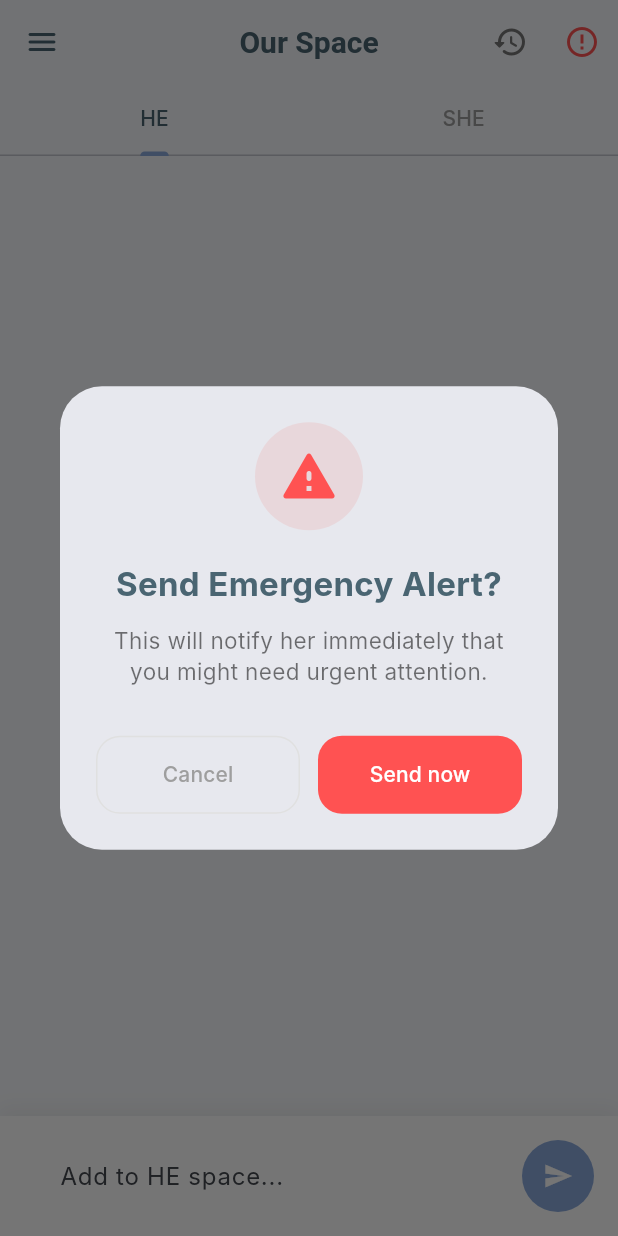
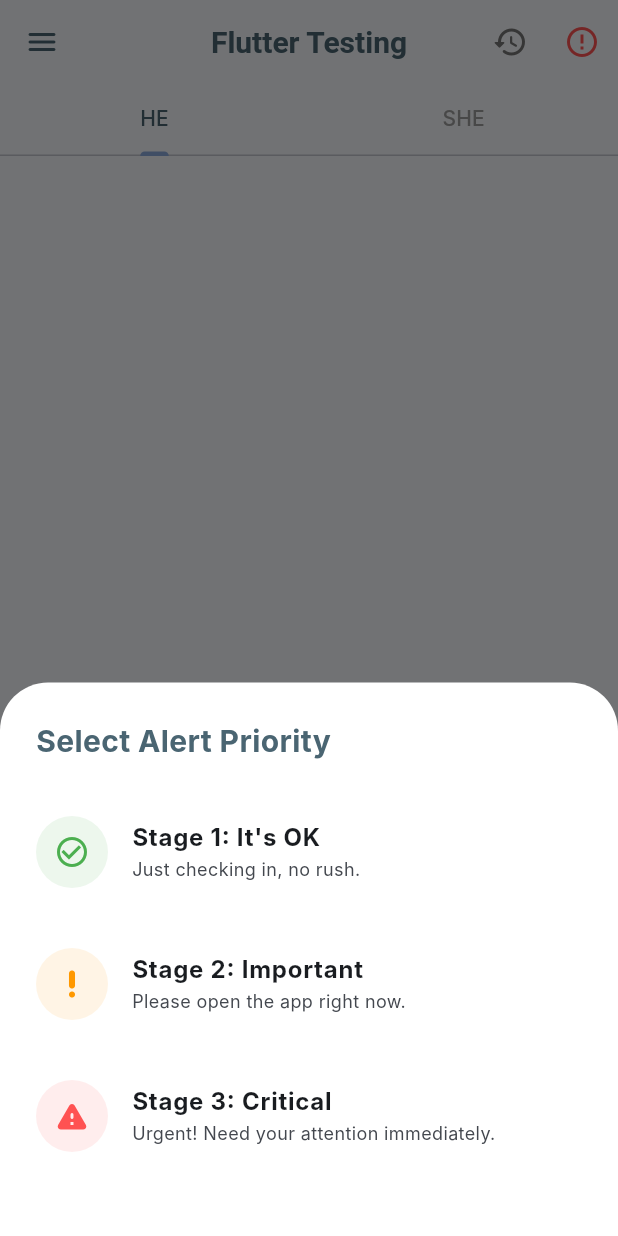
Before and after one commit to Aarif-work/talk, a Flutter app: the HomePage screen opened directly, after a tap on the "error outline" icon, on a phone screen of 412 x 824 dp. Run offline on Flutter 3.47's test engine with Material 3 defaults, Android fonts, the phone set to English and light mode, and no system bars; our stand-ins replace cloud_firestore, firebase_auth, firebase_core, firebase_messaging, flutter_local_notifications, image_picker and 1 more; accounts and stored records are empty; Roboto replaces fonts that are missing (Inter).

Commit message:
alart stage 3

```diff
--- a/lib/app_drawer.dart
+++ b/lib/app_drawer.dart
@@ -20,10 +20,10 @@ class AppDrawer extends StatelessWidget {
             ),
             currentAccountPicture: const CircleAvatar(
               backgroundColor: Colors.white,
-              child: Icon(Icons.favorite_rounded, color: Color(0xFF8BAADD), size: 32),
+              child: Icon(Icons.bug_report_rounded, color: Color(0xFF8BAADD), size: 32),
             ),
             accountName: const Text(
-              'Our Secret Space',
+              'Flutter Testing',
               style: TextStyle(fontSize: 18, fontWeight: FontWeight.bold),
             ),
             accountEmail: Text(
--- a/lib/home_page.dart
+++ b/lib/home_page.dart
@@ -33,72 +33,91 @@ class _HomePageState extends State<HomePage> {
   }
 
   void _showEmergencyAlert(BuildContext context) {
-    showDialog(
+    showModalBottomSheet(
       context: context,
-      builder: (context) => Dialog(
-        shape: RoundedRectangleBorder(borderRadius: BorderRadius.circular(28)),
-        child: Padding(
-          padding: const EdgeInsets.all(24.0),
+      backgroundColor: Colors.transparent,
+      builder: (context) => Container(
+        decoration: const BoxDecoration(
+          color: Colors.white,
+          borderRadius: BorderRadius.vertical(top: Radius.circular(32)),
+        ),
+        padding: const EdgeInsets.all(24),
         child: Column(
           mainAxisSize: MainAxisSize.min,
+          crossAxisAlignment: CrossAxisAlignment.start,
           children: [
-              Container(
-                padding: const EdgeInsets.all(16),
-                decoration: BoxDecoration(
-                  color: Colors.red.withOpacity(0.1),
-                  shape: BoxShape.circle,
+            const Text(
+              'Select Alert Priority',
+              style: TextStyle(fontSize: 20, fontWeight: FontWeight.bold, color: Color(0xFF4A6572)),
             ),
-                child: const Icon(
-                  Icons.report_problem_rounded,
+            const SizedBox(height: 16),
+            _buildAlertOption(
+              context,
+              stage: 1,
+              title: "Stage 1: It's OK",
+              subtitle: "Just checking in, no rush.",
+              color: Colors.green,
+              icon: Icons.check_circle_outline,
+            ),
+            _buildAlertOption(
+              context,
+              stage: 2,
+              title: "Stage 2: Important",
+              subtitle: "Please open the app right now.",
+              color: Colors.orange,
+              icon: Icons.priority_high_rounded,
+            ),
+            _buildAlertOption(
+              context,
+              stage: 3,
+              title: "Stage 3: Critical",
+              subtitle: "Urgent! Need your attention immediately.",
               color: Colors.redAccent,
-                  size: 40,
+              icon: Icons.warning_rounded,
+            ),
+            const SizedBox(height: 12),
+          ],
         ),
       ),
-              const SizedBox(height: 20),
-              const Text(
-                'Send Emergency Alert?',
-                textAlign: TextAlign.center,
-                style: TextStyle(
-                  fontSize: 22,
-                  fontWeight: FontWeight.bold,
-                  color: Color(0xFF4A6572),
+    );
+  }
+
+  Widget _buildAlertOption(BuildContext context, {required int stage, required String title, required String subtitle, required Color color, required IconData icon}) {
+    return ListTile(
+      contentPadding: const EdgeInsets.symmetric(vertical: 8),
+      leading: Container(
+        padding: const EdgeInsets.all(12),
+        decoration: BoxDecoration(color: color.withOpacity(0.1), shape: BoxShape.circle),
+        child: Icon(icon, color: color),
       ),
-              ),
-              const SizedBox(height: 12),
-              const Text(
-                'This will notify her immediately that you might need urgent attention.',
-                textAlign: TextAlign.center,
-                style: TextStyle(
-                  fontSize: 15,
-                  color: Colors.black54,
-                  height: 1.4,
-                ),
-              ),
-              const SizedBox(height: 32),
-              Row(
-                children: [
-                  Expanded(
-                    child: OutlinedButton(
-                      style: OutlinedButton.styleFrom(
-                        padding: const EdgeInsets.symmetric(vertical: 16),
-                        shape: RoundedRectangleBorder(borderRadius: BorderRadius.circular(16)),
-                        side: BorderSide(color: Colors.grey[300]!),
-                      ),
-                      onPressed: () => Navigator.pop(context),
-                      child: const Text('Cancel', style: TextStyle(color: Colors.grey)),
-                    ),
-                  ),
-                  const SizedBox(width: 12),
-                  Expanded(
-                    child: ElevatedButton(
-                      style: ElevatedButton.styleFrom(
-                        backgroundColor: Colors.redAccent,
-                        foregroundColor: Colors.white,
-                        padding: const EdgeInsets.symmetric(vertical: 16),
-                        shape: RoundedRectangleBorder(borderRadius: BorderRadius.circular(16)),
-                        elevation: 0,
-                      ),
-                      onPressed: () async {
+      title: Text(title, style: const TextStyle(fontWeight: FontWeight.bold)),
+      subtitle: Text(subtitle, style: const TextStyle(fontSize: 12)),
+      onTap: () {
+        Navigator.pop(context);
+        _sendAlert(stage);
+      },
+    );
+  }
+
+  void _sendAlert(int stage) async {
+    String message = "";
+    String body = "";
+    Color snackColor = Colors.green;
+
+    if (stage == 1) {
+      message = "System Ping: OK";
+      body = "Env: production. Connection status verified (200 OK).";
+      snackColor = Colors.green;
+    } else if (stage == 2) {
+      message = "Sync Warning";
+      body = "Local cache mismatch detected. Requesting manual refresh.";
+      snackColor = Colors.orange;
+    } else {
+      message = "System Error: 503";
+      body = "Severe latency in background processes. Immediate app check required.";
+      snackColor = Colors.redAccent;
+    }
+
     final now = DateTime.now();
     String period = now.hour >= 12 ? 'PM' : 'AM';
     int hour = now.hour > 12 ? now.hour - 12 : (now.hour == 0 ? 12 : now.hour);
@@ -106,39 +125,29 @@ class _HomePageState extends State<HomePage> {
     String timeStr = "$hour:$minute $period";
 
     await FirebaseFirestore.instance.collection('alerts').add({
-                          'message': 'Emergency Alert Sent',
-                          'notes': 'Sent at $timeStr from the space.',
+      'message': message,
+      'notes': 'Sent at $timeStr. $body',
       'timestamp': FieldValue.serverTimestamp(),
       'timeLabel': 'Today, $timeStr',
       'userId': FirebaseAuth.instance.currentUser?.uid,
+      'stage': stage,
     });
 
-                        // Triggering a 'push_request' collection that a Cloud Function can listen to
     await FirebaseFirestore.instance.collection('push_requests').add({
-                          'title': '🚨 Emergency Alert!',
-                          'body': 'Someone needs your attention in Our Space!',
+      'title': message, // Uses the tech-style titles
+      'body': body,
       'timestamp': FieldValue.serverTimestamp(),
     });
 
-                        Navigator.pop(context);
+    if (mounted) {
       ScaffoldMessenger.of(context).showSnackBar(
-                          const SnackBar(
-                            content: Text('Emergency Alert & Notification Sent!'),
-                            backgroundColor: Colors.redAccent,
+        SnackBar(
+          content: Text('Alert Sent: $body'),
+          backgroundColor: snackColor,
           behavior: SnackBarBehavior.floating,
         ),
       );
-                      },
-                      child: const Text('Send now'),
-                    ),
-                  ),
-                ],
-              ),
-            ],
-          ),
-        ),
-      ),
-    );
+    }
   }
 
   @override
@@ -151,7 +160,7 @@ class _HomePageState extends State<HomePage> {
             icon: const Icon(Icons.menu_rounded),
             onPressed: () => Globals.scaffoldKey.currentState?.openDrawer(),
           ),
-          title: const Text('Our Space', style: TextStyle(fontWeight: FontWeight.w600)),
+          title: const Text('Flutter Testing', style: TextStyle(fontWeight: FontWeight.w600)),
           actions: [
             IconButton(
               icon: const Icon(Icons.history_rounded),
--- a/lib/login_page.dart
+++ b/lib/login_page.dart
@@ -121,11 +121,11 @@ class _LoginPageState extends State<LoginPage> {
                   color: const Color(0xFF8BAADD).withOpacity(0.1),
                   shape: BoxShape.circle,
                 ),
-                child: const Icon(Icons.lock_person_rounded, size: 64, color: Color(0xFF8BAADD)),
+                child: const Icon(Icons.terminal_rounded, size: 64, color: Color(0xFF8BAADD)),
               ),
               const SizedBox(height: 32),
               Text(
-                _isSettingPin ? 'Secure Your Space' : 'Welcome Back',
+                _isSettingPin ? 'Initialization' : 'Engine Debugger',
                 style: const TextStyle(fontSize: 28, fontWeight: FontWeight.bold, color: Color(0xFF4A6572)),
               ),
               const SizedBox(height: 12),
```
Also changed, not shown: 1 other file. Lines whose indentation alone changed are shown as unchanged.
